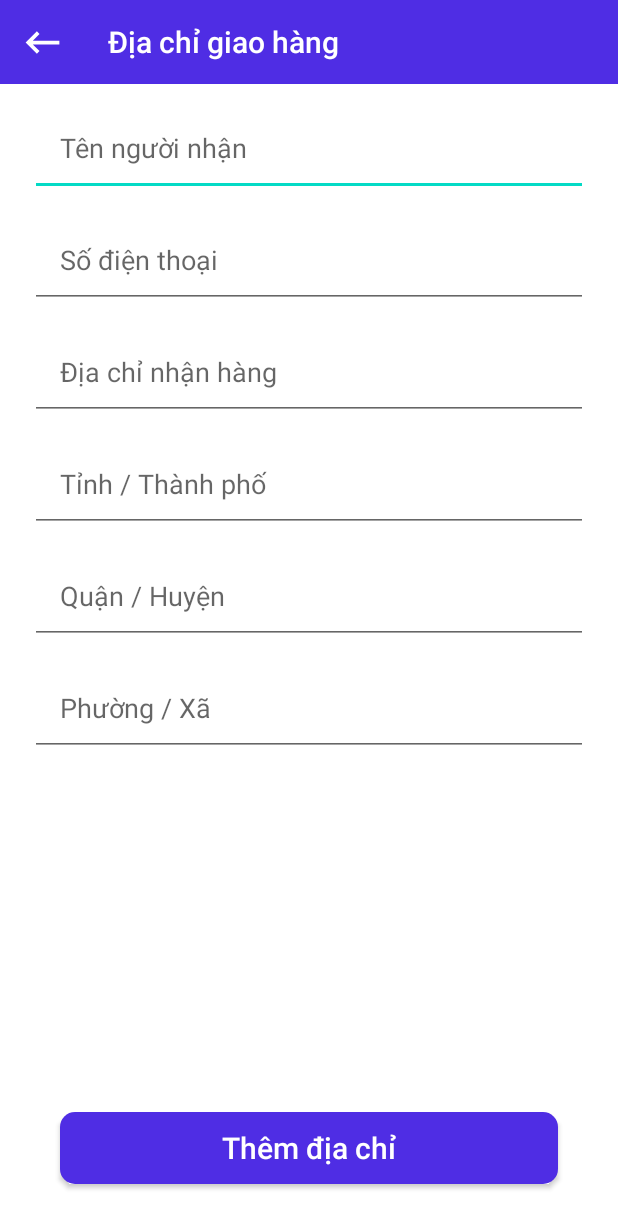
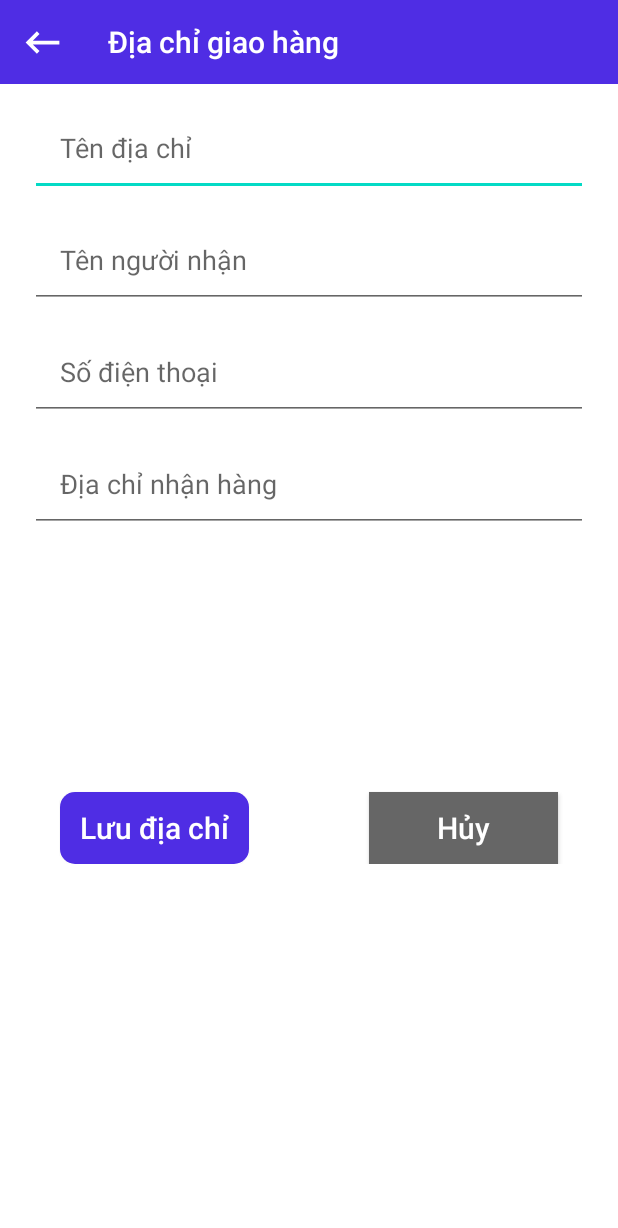
Before and after one commit to 5MPRO/bookShop, an Android app: the Diachigiaohang screen opened directly, with no data from a screen before it, after a tap on "Thêm địa chỉ mới", on a phone screen of 412 x 824 dp. Shown: the top 1228 px of the screen. Run offline under Robolectric (Android 15) with nearby library versions, the phone set to English and light mode, and no system bars; our stand-ins replace Picasso, Volley; network calls fail; pictures from the network do not load.

Commit message:
thien update diachigiaohang

```diff
--- a/ShopBanSach2/app/src/main/java/com/example/shopbansach/activity/Diachigiaohang.java
+++ b/ShopBanSach2/app/src/main/java/com/example/shopbansach/activity/Diachigiaohang.java
@@ -4,10 +4,13 @@ import android.content.Intent;
 import android.os.Bundle;
 import android.view.View;
 
+import android.widget.AdapterView;
 import android.widget.Button;
 import android.widget.ListView;
 import android.widget.TextView;
+import android.widget.Toast;
 
+import androidx.annotation.Nullable;
 import androidx.appcompat.app.AppCompatActivity;
 import androidx.appcompat.widget.Toolbar;
 
@@ -38,13 +41,10 @@ import java.util.Map;
 public class Diachigiaohang extends AppCompatActivity {
     Button btnthemdc;
     Toolbar toolbardc;
-    TextView txtSoDienThoai, txtDiaChi, txtTenNguoiDung, txtTenDiaChi;
-
     DiaChiAdapter diaChiAdapter;
     ListView listView;
     ArrayList<diachi> diachiArrayList;
-    String  soDienThoai="abc" , tenDiaChi, diaChi ,email ,  tenNguoiDung ="abc";
-    int id;
+
 
     @Override
     protected void onCreate(Bundle savedInstanceState) {
@@ -52,17 +52,23 @@ public class Diachigiaohang extends AppCompatActivity {
         setContentView(R.layout.activity_diachigiaohang);
         AnhXa();
         ActionToolbar();
-        BtnThemDc();
         GetData();
+        btnthemdiachi();
+
     }
-    private void GetData() {
+
+
+
+    public void GetData() {
         RequestQueue requestQueue = Volley.newRequestQueue(getApplicationContext());
         String duongdan = Server.Duongdanalldiachi;
         StringRequest stringRequest = new StringRequest(Request.Method.POST, duongdan, new Response.Listener<String>() {
             @Override
             public void onResponse(String response) {
-                if(response != null && response.length() != 2   ){
-                  //  txtSoDienThoai, txtDiaChi, txtTenNguoiDung, txtTenDiaChi
+                diachiArrayList.clear();
+                String  soDienThoai , tenDiaChi, diaChi ,email ,  tenNguoiDung;
+                int id;
+                if(response != null && response.length() != 2  ){
                     try {
                         JSONArray jsonArray = new JSONArray(response);
                         for (int i = 0;i<jsonArray.length();i++){
@@ -73,7 +79,7 @@ public class Diachigiaohang extends AppCompatActivity {
                             tenDiaChi =   (jsonObject.getString("tenDiaChi"));
                             soDienThoai = (jsonObject.getString("soDienThoaiDc"));
                             tenNguoiDung = (jsonObject.getString("tenNguoiNhan"));
-                            diachiArrayList.add(new diachi(tenDiaChi, diaChi, tenNguoiDung, soDienThoai));
+                            diachiArrayList.add(new diachi(id,tenDiaChi, diaChi, tenNguoiDung, soDienThoai));
                             diaChiAdapter.notifyDataSetChanged();
                         }
                     } catch (JSONException e) {
@@ -99,10 +105,11 @@ public class Diachigiaohang extends AppCompatActivity {
         };
         requestQueue.add(stringRequest);
     }
-    private void BtnThemDc() {
+
+    private void btnthemdiachi(){
         btnthemdc.setOnClickListener(new View.OnClickListener() {
             @Override
-            public void onClick(View view) {
+            public void onClick(View view){
                 Intent intent = new Intent(getApplicationContext(),ThemDiaChi.class);
                 startActivity(intent);
             }
@@ -120,16 +127,47 @@ public class Diachigiaohang extends AppCompatActivity {
             }
         });
     }
+    public void deleteAddress(int iddc){
+        RequestQueue requestQueue = Volley.newRequestQueue(this);
+        StringRequest stringRequest = new StringRequest(Request.Method.POST, Server.DuongdandeleteAdress, new Response.Listener<String>() {
+            @Override
+            public void onResponse(String response) {
+                    if(response.toString().trim().equals("success")){
+                        Toast.makeText(getApplicationContext(), "Xóa địa chỉ thành công", Toast.LENGTH_SHORT).show();
+                        GetData();
+                    }
+                   else if(response.toString().trim().equals("error")){
+                        Toast.makeText(getApplicationContext(), "Xóa địa chỉ thất bại", Toast.LENGTH_SHORT).show();
+
+                    }
+                   else
+                        Toast.makeText(getApplicationContext(), "Xóa k dc", Toast.LENGTH_SHORT).show();
+            }
+        }, new Response.ErrorListener() {
+            @Override
+            public void onErrorResponse(VolleyError error) {
+                Toast.makeText(getApplicationContext(), error.toString(), Toast.LENGTH_SHORT).show();
+
+            }
+        }){
+            @Nullable
+            @Override
+            protected Map<String, String> getParams() throws AuthFailureError {
+                Map<String,String> paramas = new HashMap<>();
+                paramas.put("email",emailLogin.email);
+                paramas.put("idDiaChi",String.valueOf(iddc));
+                return paramas;
+            }
+        };
+        requestQueue.add(stringRequest);
+
+    }
     private void AnhXa() {
-//        txtSoDienThoai = findViewById(R.id.txtSoDienThoai);
-//        txtDiaChi =findViewById(R.id.txtDiaChi);
-//        txtTenNguoiDung = findViewById(R.id.txtTenNguoiDung);
-//        txtTenDiaChi = findViewById(R.id.txtTenDiaChi);
-        btnthemdc = findViewById(R.id.btnthemdchi);
+        btnthemdc = findViewById(R.id.btnthemdiachi);
         toolbardc = findViewById(R.id.toolbardiachi);
         listView = findViewById(R.id.listViewDiaChi);
         diachiArrayList = new ArrayList<>();
-        diaChiAdapter = new DiaChiAdapter(diachiArrayList,getApplicationContext());
+        diaChiAdapter = new DiaChiAdapter(diachiArrayList,Diachigiaohang.this);
         listView.setAdapter(diaChiAdapter);
     }
 }
--- a/ShopBanSach2/app/src/main/java/com/example/shopbansach/activity/ThemDiaChi.java
+++ b/ShopBanSach2/app/src/main/java/com/example/shopbansach/activity/ThemDiaChi.java
@@ -2,35 +2,107 @@ package com.example.shopbansach.activity;
 
 import android.content.Intent;
 import android.os.Bundle;
+
+import androidx.annotation.Nullable;
 import androidx.appcompat.app.AppCompatActivity;
 import androidx.appcompat.widget.Toolbar;
+
+import android.util.Log;
 import android.view.View;
 import android.widget.Button;
+import android.widget.EditText;
+import android.widget.Toast;
 
+import com.android.volley.AuthFailureError;
+import com.android.volley.Request;
+import com.android.volley.RequestQueue;
+import com.android.volley.Response;
+import com.android.volley.VolleyError;
+import com.android.volley.toolbox.StringRequest;
+import com.android.volley.toolbox.Volley;
 import com.example.shopbansach.R;
+import com.example.shopbansach.model.emailLogin;
+import com.example.shopbansach.util.Server;
+
+import java.util.HashMap;
+import java.util.Map;
 
 public class ThemDiaChi extends AppCompatActivity {
     Toolbar toolbartdc;
-    Button btntdc;
+    Button btnsave, btnExit;
+    EditText editAddressName, editAddress, editNumPhone, editReceiver;
     @Override
     protected void onCreate(Bundle savedInstanceState) {
         super.onCreate(savedInstanceState);
         setContentView(R.layout.activity_them_dia_chi);
         AnhXa();
         ActionToolbar();
-        BtnThemDC();
+        setActionButton();
     }
 
-    private void BtnThemDC() {
-        btntdc.setOnClickListener(new View.OnClickListener() {
+    private void setActionButton() {
+        btnsave.setOnClickListener(new View.OnClickListener() {
             @Override
             public void onClick(View view) {
-                Intent intent = new Intent(getApplicationContext(),Diachigiaohang.class);
-                startActivity(intent);
+                if(editAddress.getText().toString().trim().isEmpty()||
+                        editNumPhone.getText().toString().trim().isEmpty() ||
+                        editAddressName.getText().toString().trim().isEmpty() ||
+                        editReceiver.getText().toString().trim().isEmpty()
+                ){
+                    Toast.makeText(getApplicationContext(), "Bạn phải điền đầy đủ thông tin !", Toast.LENGTH_SHORT).show();
+
+                }
+                else {
+                    addAddress();
+                }
+
+            }
+        });
+
+        btnExit.setOnClickListener(new View.OnClickListener() {
+            @Override
+            public void onClick(View v) {
+                finish();
             }
         });
     }
+    private void addAddress(){
+        RequestQueue requestQueue = Volley.newRequestQueue(this);
+        StringRequest stringRequest = new StringRequest(Request.Method.POST, Server.DuongdaninsertAddress, new Response.Listener<String>() {
+            @Override
+            public void onResponse(String response) {
+                if(response.trim().equals("success")){
+                    Toast.makeText(getApplicationContext(), "Đã thêm địa chỉ mới !", Toast.LENGTH_SHORT).show();
+                    startActivity(new Intent(getApplicationContext(),Diachigiaohang.class));
+                }
+                else{
+                    Toast.makeText(getApplicationContext(), "Xảy ra lỗi chèn!", Toast.LENGTH_SHORT).show();
 
+                }
+
+            }
+        }, new Response.ErrorListener() {
+            @Override
+            public void onErrorResponse(VolleyError error) {
+                Toast.makeText(getApplicationContext(), "Xảy ra lỗi !", Toast.LENGTH_SHORT).show();
+                Log.d("aaa","õi"+error.toString());
+            }
+        }){
+            @Nullable
+            @Override
+            protected Map<String, String> getParams() throws AuthFailureError {
+                Map<String, String> param = new HashMap<>();
+                param.put("tenDiaChi",editAddressName.getText().toString().trim());
+                param.put("diaChi",editAddress.getText().toString().trim());
+                param.put("soDienThoaiDc",editNumPhone.getText().toString().trim());
+                param.put("tenNguoiNhan",editReceiver.getText().toString().trim());
+                param.put("email", emailLogin.email);
+                return param;
+            }
+        };
+
+        requestQueue.add(stringRequest);
+    }
     private void ActionToolbar() {
         setSupportActionBar(toolbartdc);
         getSupportActionBar().setDisplayHomeAsUpEnabled(true);
@@ -44,7 +116,13 @@ public class ThemDiaChi extends AppCompatActivity {
     }
 
     private void AnhXa() {
+        btnExit =findViewById(R.id.btnExit);
+
+        editAddressName =findViewById(R.id.editAddressName);
+        editAddress = findViewById(R.id.editAddress);
+        editNumPhone = findViewById(R.id.editnumPhone);
+        editReceiver = findViewById(R.id.editReceiver);
         toolbartdc = findViewById(R.id.toolbarthemdc);
-        btntdc = findViewById(R.id.btnthemdchimoi);
+        btnsave = findViewById(R.id.btnsaveAddress);
     }
 }
--- a/ShopBanSach2/app/src/main/java/com/example/shopbansach/util/Server.java
+++ b/ShopBanSach2/app/src/main/java/com/example/shopbansach/util/Server.java
@@ -16,6 +16,10 @@ public static String Đuongdandangky = "http://"+localhost+"/LoginBook/register.
 public static String Duongdaninfor = "http://"+localhost+"/BanSach/getinfor.php";
 public static String Duonganundateinfor ="http://"+localhost+"/BanSach/insertinfor.php";
 public static String Duongdanalldiachi ="http://"+localhost+"/BanSach/getAlldiachigiaohang.php";
-        public static String DuongdanItemdiachi ="http://"+localhost+"/BanSach/getItemdiachigiaohang.php";
+public static String DuongdanItemdiachi ="http://"+localhost+"/BanSach/getItemdiachigiaohang.php";
 public static String DuongdanresetPass="http://"+localhost+"/LoginBook/resetPass.php";
+public static String DuongdaninsertAddress="http://"+localhost+"/BanSach/insertAddress.php";
+public static String DuongdandeleteAdress="http://"+localhost+"/BanSach/deleteAdress.php";
+
+
         }
--- a/ShopBanSach2/app/src/main/res/layout/activity_diachigiaohang.xml
+++ b/ShopBanSach2/app/src/main/res/layout/activity_diachigiaohang.xml
@@ -37,7 +37,7 @@
         android:layout_height="0dp">
 
         <Button
-            android:id="@+id/btnthemdchi"
+            android:id="@+id/btnthemdiachi"
             android:layout_gravity="bottom"
             android:layout_width="match_parent"
             android:layout_height="wrap_content"
--- a/ShopBanSach2/app/src/main/res/layout/activity_them_dia_chi.xml
+++ b/ShopBanSach2/app/src/main/res/layout/activity_them_dia_chi.xml
@@ -8,75 +8,70 @@
     android:layout_height="match_parent"
     tools:context=".activity.ThemDiaChi"
     android:background="@color/bookApp">
+
     <LinearLayout
-        android:layout_weight="9"
-        android:orientation="vertical"
         android:layout_width="match_parent"
-        android:layout_height="0dp">
+        android:layout_height="0dp"
+        android:layout_weight="6"
+        android:orientation="vertical">
+
         <androidx.appcompat.widget.Toolbar
             android:id="@+id/toolbarthemdc"
+            android:layout_width="match_parent"
+            android:layout_height="?attr/actionBarSize"
             android:background="@color/color_menu"
             app:title="Địa chỉ giao hàng"
-            app:titleTextColor="@color/white"
+            app:titleTextColor="@color/white" />
+
+        <EditText
+            android:id="@+id/editAddressName"
             android:layout_width="match_parent"
-            android:layout_height="?attr/actionBarSize"/>
-        <EditText
+            android:layout_height="wrap_content"
+            android:layout_marginLeft="20dp"
             android:layout_marginTop="10dp"
             android:layout_marginRight="20dp"
+            android:hint="Tên địa chỉ"
+            android:padding="20dp" />
+        <EditText
+            android:id="@+id/editReceiver"
+            android:layout_width="match_parent"
+            android:layout_height="wrap_content"
             android:layout_marginLeft="20dp"
-            android:padding="20dp"
-            android:hint="Tên người nhận"
-            android:layout_width="match_parent"
-            android:layout_height="wrap_content"/>
-        <EditText
             android:layout_marginTop="10dp"
             android:layout_marginRight="20dp"
+            android:hint="Tên người nhận"
+            android:padding="20dp" />
+
+        <EditText
+            android:id="@+id/editnumPhone"
+            android:layout_width="match_parent"
+            android:layout_height="wrap_content"
             android:layout_marginLeft="20dp"
-            android:padding="20dp"
-            android:hint="Số điện thoại"
-            android:layout_width="match_parent"
-            android:layout_height="wrap_content"/>
-        <EditText
             android:layout_marginTop="10dp"
             android:layout_marginRight="20dp"
+            android:hint="Số điện thoại"
+            android:padding="20dp" />
+
+        <EditText
+            android:id="@+id/editAddress"
+            android:layout_width="match_parent"
+            android:layout_height="wrap_content"
             android:layout_marginLeft="20dp"
-            android:padding="20dp"
-            android:hint="Địa chỉ nhận hàng"
-            android:layout_width="match_parent"
-            android:layout_height="wrap_content"/>
-        <EditText
             android:layout_marginTop="10dp"
             android:layout_marginRight="20dp"
-            android:layout_marginLeft="20dp"
-            android:padding="20dp"
-            android:hint="Tỉnh / Thành phố"
-            android:layout_width="match_parent"
-            android:layout_height="wrap_content"/>
-        <EditText
-            android:layout_marginTop="10dp"
-            android:layout_marginRight="20dp"
-            android:layout_marginLeft="20dp"
-            android:padding="20dp"
-            android:hint="Quận / Huyện"
-            android:layout_width="match_parent"
-            android:layout_height="wrap_content"/>
-        <EditText
-            android:layout_marginTop="10dp"
-            android:layout_marginRight="20dp"
-            android:layout_marginLeft="20dp"
-            android:padding="20dp"
-            android:hint="Phường / Xã"
-            android:layout_width="match_parent"
-            android:layout_height="wrap_content"/>
+            android:hint="Địa chỉ nhận hàng"
+            android:padding="20dp" />
 
     </LinearLayout>
     <LinearLayout
         android:layout_weight="1"
-        android:orientation="vertical"
+        android:orientation="horizontal"
         android:layout_width="match_parent"
+        android:weightSum="2"
         android:layout_height="0dp">
         <Button
-            android:id="@+id/btnthemdchimoi"
+            android:layout_weight="1"
+            android:id="@+id/btnsaveAddress"
             android:layout_gravity="bottom"
             android:layout_width="match_parent"
             android:layout_height="wrap_content"
@@ -86,7 +81,23 @@
             android:background="@drawable/boder_btn_dangnhap"
             android:padding="10dp"
             android:paddingLeft="10dp"
-            android:text="Thêm địa chỉ"
+            android:text="Lưu địa chỉ"
+            android:textAllCaps="false"
+            android:textColor="@color/white"
+            android:textSize="20dp" />
+        <Button
+            android:layout_weight="1"
+            android:id="@+id/btnExit"
+            android:layout_gravity="bottom"
+            android:layout_width="match_parent"
+            android:layout_height="wrap_content"
+            android:layout_marginLeft="40dp"
+            android:layout_marginRight="40dp"
+            android:backgroundTint="@color/textcolor"
+            android:background="@color/black"
+            android:padding="10dp"
+            android:paddingLeft="10dp"
+            android:text="Hủy"
             android:textAllCaps="false"
             android:textColor="@color/white"
             android:textSize="20dp" />
```
Also changed, not shown: ShopBanSach2/app/src/main/java/com/example/shopbansach/activity/Thongtinkhachhang.java (+30 -2 lines), ShopBanSach2/app/src/main/java/com/example/shopbansach/adapter/DiaChiAdapter.java (+59 -10 lines), ShopBanSach2/app/src/main/java/com/example/shopbansach/model/diachi.java (+14 -2 lines), ShopBanSach2/app/src/main/res/drawable/ic_baseline_delete_forever_24.xml (added, +10 -0 lines), ShopBanSach2/app/src/main/res/layout/activity_thongtinkhachhang.xml (+8 -0 lines), ShopBanSach2/app/src/main/res/layout/diachi_item.xml (+30 -11 lines).
